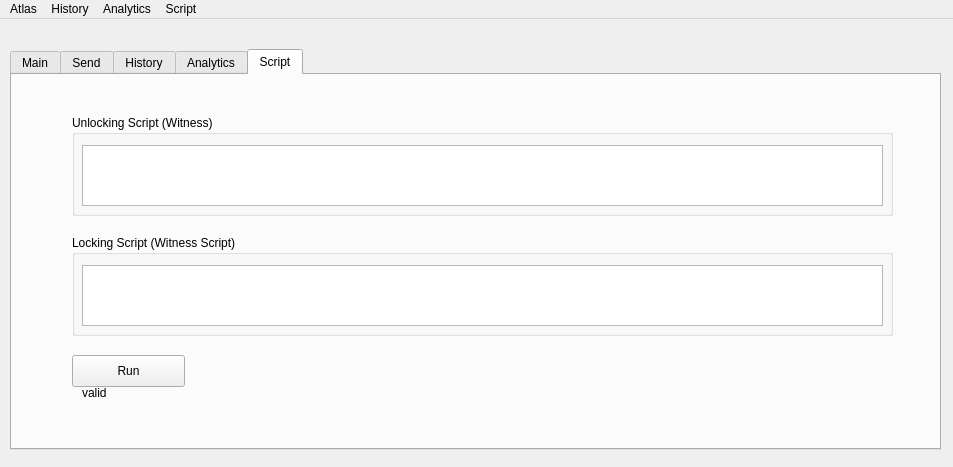
Qt form src/qt/Atlas/app.ui (philipglazman/AtlasWallet) before a commit.
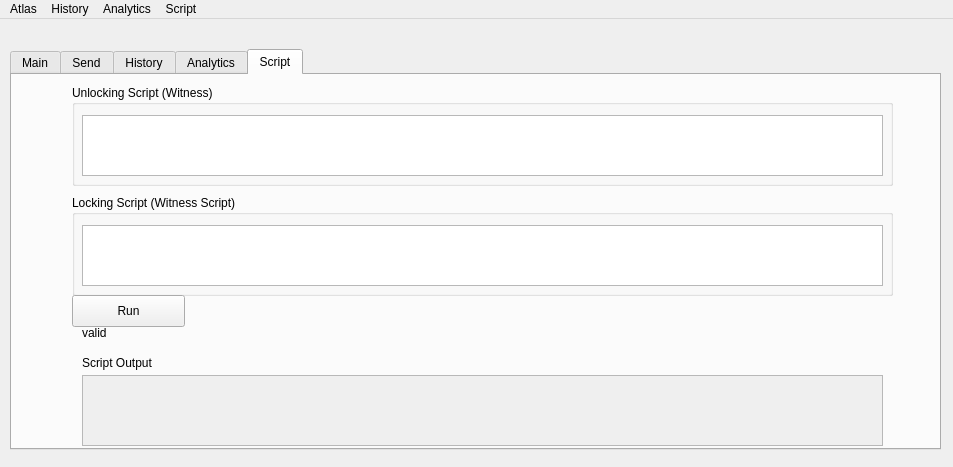
The same form after that commit. The open tabs and pages were chosen to show the change.

The edit to the form file:
```diff
--- a/src/qt/Atlas/app.ui
+++ b/src/qt/Atlas/app.ui
@@ -455,7 +455,7 @@
       <property name="geometry">
        <rect>
         <x>60</x>
-        <y>40</y>
+        <y>10</y>
         <width>821</width>
         <height>101</height>
        </rect>
@@ -478,7 +478,7 @@
       <property name="geometry">
        <rect>
         <x>60</x>
-        <y>160</y>
+        <y>120</y>
         <width>821</width>
         <height>101</height>
        </rect>
@@ -501,7 +501,7 @@
       <property name="geometry">
        <rect>
         <x>60</x>
-        <y>280</y>
+        <y>220</y>
         <width>113</width>
         <height>32</height>
        </rect>
@@ -514,7 +514,7 @@
       <property name="geometry">
        <rect>
         <x>70</x>
-        <y>310</y>
+        <y>250</y>
         <width>91</width>
         <height>16</height>
        </rect>
@@ -523,6 +523,42 @@
        <string>valid</string>
       </property>
      </widget>
+     <widget class="QScrollArea" name="scrollArea">
+      <property name="geometry">
+       <rect>
+        <x>70</x>
+        <y>300</y>
+        <width>801</width>
+        <height>71</height>
+       </rect>
+      </property>
+      <property name="widgetResizable">
+       <bool>true</bool>
+      </property>
+      <widget class="QWidget" name="scrollAreaWidgetContents_2">
+       <property name="geometry">
+        <rect>
+         <x>0</x>
+         <y>0</y>
+         <width>799</width>
+         <height>69</height>
+        </rect>
+       </property>
+      </widget>
+     </widget>
+     <widget class="QLabel" name="label_11">
+      <property name="geometry">
+       <rect>
+        <x>70</x>
+        <y>280</y>
+        <width>101</width>
+        <height>16</height>
+       </rect>
+      </property>
+      <property name="text">
+       <string>Script Output</string>
+      </property>
+     </widget>
     </widget>
    </widget>
   </widget>
```
Left out of the diff: 2 changed lines with no effect on the pictures.
